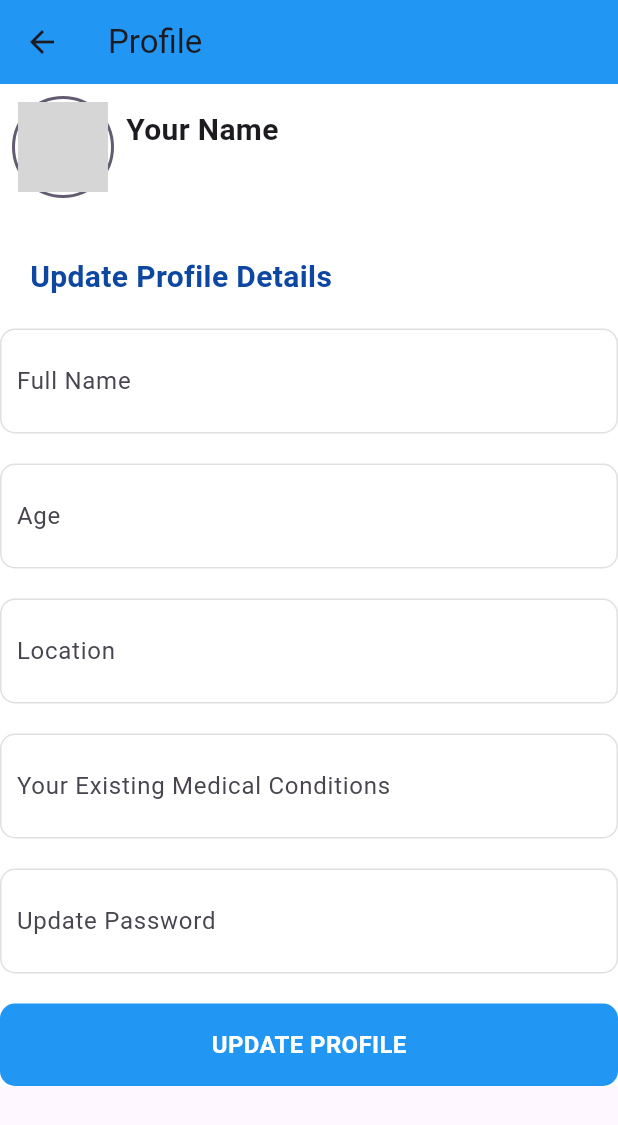
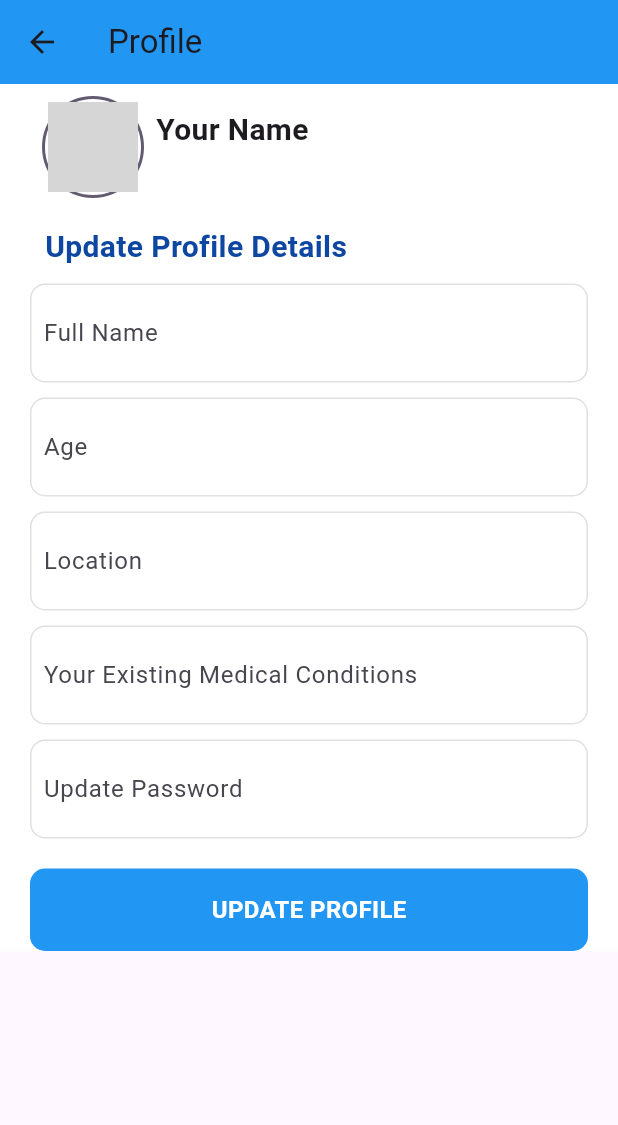
Before and after one commit to makuachteny/mobile-dev, a Flutter app: the screen it shows after launch, after a tap on "Sign in with Google", after a tap on the "menu" icon, after a tap on "Profile", on a phone screen of 412 x 824 dp. Shown: the top 1125 px of the screen. Run offline on Flutter 3.47's test engine with Material 3 defaults, Android fonts, the phone set to English and light mode, and no system bars; our stand-ins replace cloud_firestore, firebase_auth, firebase_core, firebase_storage, flutter_signin_button, google_sign_in and 3 more; missing offline and left inert: zego_uikit_prebuilt_video_conference; accounts and stored records are empty; network calls fail; grey boxes are pictures that could not be loaded.

Commit message:
profile page updates

```diff
--- a/afya_chapchap/lib/Screens/profile.dart
+++ b/afya_chapchap/lib/Screens/profile.dart
@@ -175,6 +175,7 @@ class _ProfilePageState extends State<ProfilePage> {
       ),
       body: SingleChildScrollView(
         child: Container(
+          padding: const EdgeInsets.symmetric(horizontal: 20), // Added padding
           color: Colors.white,
           child: Column(
             crossAxisAlignment: CrossAxisAlignment.start,
@@ -254,7 +255,7 @@ class _ProfilePageState extends State<ProfilePage> {
               ),
               const SizedBox(height: 10),
               Padding(
-                padding: const EdgeInsets.all(20.0),
+                padding: const EdgeInsets.symmetric(horizontal: 10), // Added padding
                 child: Text(
                   'Update Profile Details',
                   style: TextStyle(
@@ -264,8 +265,9 @@ class _ProfilePageState extends State<ProfilePage> {
                   ),
                 ),
               ),
+              const SizedBox(height: 10),
               Container(
-                padding: const EdgeInsets.all(10),
+                padding: const EdgeInsets.all(8), // Reduced padding
                 decoration: BoxDecoration(
                   color: Colors.white,
                   borderRadius: BorderRadius.circular(10),
@@ -282,9 +284,9 @@ class _ProfilePageState extends State<ProfilePage> {
                   ),
                 ),
               ),
-              const SizedBox(height: 20),
+              const SizedBox(height: 10),
               Container(
-                padding: const EdgeInsets.all(10),
+                padding: const EdgeInsets.all(8), // Reduced padding
                 decoration: BoxDecoration(
                   color: Colors.white,
                   borderRadius: BorderRadius.circular(10),
@@ -301,9 +303,9 @@ class _ProfilePageState extends State<ProfilePage> {
                   ),
                 ),
               ),
-              const SizedBox(height: 20),
+              const SizedBox(height: 10),
               Container(
-                padding: const EdgeInsets.all(10),
+                padding: const EdgeInsets.all(8), // Reduced padding
                 decoration: BoxDecoration(
                   color: Colors.white,
                   borderRadius: BorderRadius.circular(10),
@@ -320,9 +322,9 @@ class _ProfilePageState extends State<ProfilePage> {
                   ),
                 ),
               ),
-              const SizedBox(height: 20),
+              const SizedBox(height: 10),
               Container(
-                padding: const EdgeInsets.all(10),
+                padding: const EdgeInsets.all(8), // Reduced padding
                 decoration: BoxDecoration(
                   color: Colors.white,
                   borderRadius: BorderRadius.circular(10),
@@ -339,9 +341,9 @@ class _ProfilePageState extends State<ProfilePage> {
                   ),
                 ),
               ),
-              const SizedBox(height: 20),
+              const SizedBox(height: 10),
               Container(
-                padding: const EdgeInsets.all(10),
+                padding: const EdgeInsets.all(8), // Reduced padding
                 decoration: BoxDecoration(
                   color: Colors.white,
                   borderRadius: BorderRadius.circular(10),
```
